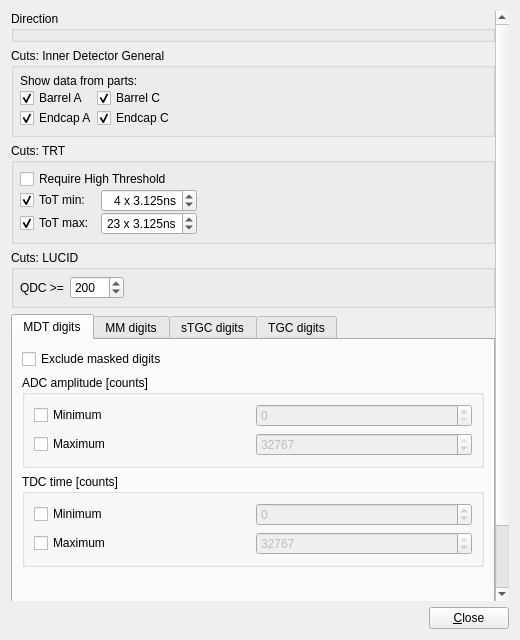
Old version of the form graphics/VP1/VP1Systems/VP1RawDataSystems/src/rawdata_settings_cuts_form.ui in the repository ATLAS-experiment/athena.
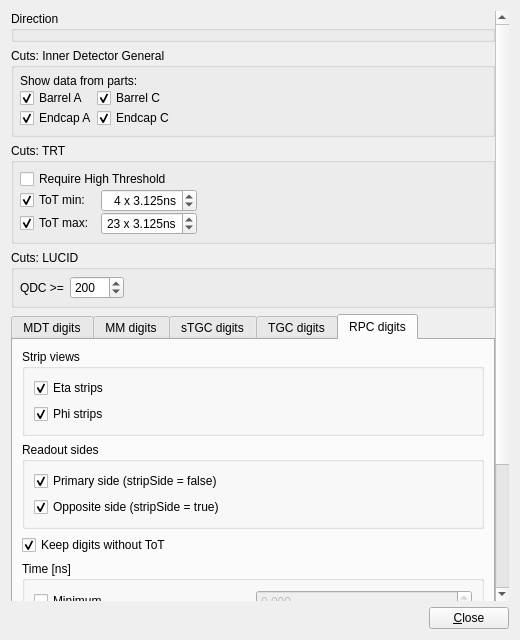
New version of the form. The open tabs and pages were chosen to show the change. Custom widgets are drawn as their Qt base class.

Commit message:
Add dedicated cuts to VP1 for RPC digits visualization
Add an RPC cuts tab with strip-view and readout-side selections,
inclusive time and ToT ranges, and optional retention of digits
without ToT measurements.

Save settings with backwards-compatible defaults and add
cut regression tests.

Patch:
```diff
--- a/graphics/VP1/VP1Systems/VP1RawDataSystems/src/rawdata_settings_cuts_form.ui
+++ b/graphics/VP1/VP1Systems/VP1RawDataSystems/src/rawdata_settings_cuts_form.ui
@@ -918,6 +918,225 @@
           </item>
          </layout>
         </widget>
+<widget class="QWidget" name="tab_rpcDigits">
+         <attribute name="title">
+          <string>RPC digits</string>
+         </attribute>
+         <layout class="QVBoxLayout" name="rpcDigitsLayout">
+          <item>
+           <widget class="QGroupBox" name="group_rpcShowEta">
+            <property name="title">
+             <string>Strip views</string>
+            </property>
+            <layout class="QVBoxLayout" name="layout_rpcShowEta">
+             <item>
+              <widget class="QCheckBox" name="checkBox_rpcShowEta">
+               <property name="text">
+                <string>Eta strips</string>
+               </property>
+               <property name="checked">
+                <bool>true</bool>
+               </property>
+              </widget>
+             </item>
+             <item>
+              <widget class="QCheckBox" name="checkBox_rpcShowPhi">
+               <property name="text">
+                <string>Phi strips</string>
+               </property>
+               <property name="checked">
+                <bool>true</bool>
+               </property>
+              </widget>
+             </item>
+            </layout>
+           </widget>
+          </item>
+          <item>
+           <widget class="QGroupBox" name="group_rpcShowPrimarySide">
+            <property name="title">
+             <string>Readout sides</string>
+            </property>
+            <layout class="QVBoxLayout" name="layout_rpcShowPrimarySide">
+             <item>
+              <widget class="QCheckBox" name="checkBox_rpcShowPrimarySide">
+               <property name="text">
+                <string>Primary side (stripSide = false)</string>
+               </property>
+               <property name="checked">
+                <bool>true</bool>
+               </property>
+              </widget>
+             </item>
+             <item>
+              <widget class="QCheckBox" name="checkBox_rpcShowOppositeSide">
+               <property name="text">
+                <string>Opposite side (stripSide = true)</string>
+               </property>
+               <property name="checked">
+                <bool>true</bool>
+               </property>
+              </widget>
+             </item>
+            </layout>
+           </widget>
+          </item>
+          <item>
+           <widget class="QCheckBox" name="checkBox_rpcKeepMissingToT">
+            <property name="text">
+             <string>Keep digits without ToT</string>
+            </property>
+            <property name="checked">
+             <bool>true</bool>
+            </property>
+            <property name="toolTip">
+             <string>Negative ToT means no measurement (typically legacy RPC digits). While checked, these digits bypass the ToT range, but all other cuts still apply. Uncheck to require a ToT measurement. An inverted range rejects all digits.</string>
+            </property>
+           </widget>
+          </item>
+          <item>
+           <widget class="QGroupBox" name="group_rpcAllowedTime">
+            <property name="title">
+             <string>Time [ns]</string>
+            </property>
+            <property name="toolTip">
+             <string>Inclusive bounds. Unchecked bounds are unrestricted. If minimum exceeds maximum, no digits pass. Values are compared directly with the stored digit fields.</string>
+            </property>
+            <layout class="QGridLayout" name="layout_rpcAllowedTime">
+             <item row="0" column="0">
+              <widget class="QCheckBox" name="checkBox_rpcAllowedTimeMin">
+               <property name="text">
+                <string>Minimum</string>
+               </property>
+              </widget>
+             </item>
+             <item row="0" column="1">
+              <widget class="QDoubleSpinBox" name="spinBox_rpcAllowedTimeMin">
+               <property name="enabled">
+                <bool>false</bool>
+               </property>
+               <property name="decimals">
+                <number>3</number>
+               </property>
+               <property name="minimum">
+                <double>-1000000000.000</double>
+               </property>
+               <property name="maximum">
+                <double>1000000000.000</double>
+               </property>
+               <property name="value">
+                <double>0.000</double>
+               </property>
+              </widget>
+             </item>
+             <item row="1" column="0">
+              <widget class="QCheckBox" name="checkBox_rpcAllowedTimeMax">
+               <property name="text">
+                <string>Maximum</string>
+               </property>
+              </widget>
+             </item>
+             <item row="1" column="1">
+              <widget class="QDoubleSpinBox" name="spinBox_rpcAllowedTimeMax">
+               <property name="enabled">
+                <bool>false</bool>
+               </property>
+               <property name="decimals">
+                <number>3</number>
+               </property>
+               <property name="minimum">
+                <double>-1000000000.000</double>
+               </property>
+               <property name="maximum">
+                <double>1000000000.000</double>
+               </property>
+               <property name="value">
+                <double>1000.000</double>
+               </property>
+              </widget>
+             </item>
+            </layout>
+           </widget>
+          </item>
+          <item>
+           <widget class="QGroupBox" name="group_rpcAllowedToT">
+            <property name="title">
+             <string>Time over threshold [ns]</string>
+            </property>
+            <property name="toolTip">
+             <string>Inclusive bounds. Unchecked bounds are unrestricted. If minimum exceeds maximum, no digits pass. Values are compared directly with the stored digit fields.</string>
+            </property>
+            <layout class="QGridLayout" name="layout_rpcAllowedToT">
+             <item row="0" column="0">
+              <widget class="QCheckBox" name="checkBox_rpcAllowedToTMin">
+               <property name="text">
+                <string>Minimum</string>
+               </property>
+              </widget>
+             </item>
+             <item row="0" column="1">
+              <widget class="QDoubleSpinBox" name="spinBox_rpcAllowedToTMin">
+               <property name="enabled">
+                <bool>false</bool>
+               </property>
+               <property name="decimals">
+                <number>3</number>
+               </property>
+               <property name="minimum">
+                <double>0.000</double>
+               </property>
+               <property name="maximum">
+                <double>1000000000.000</double>
+               </property>
+               <property name="value">
+                <double>0.000</double>
+               </property>
+              </widget>
+             </item>
+             <item row="1" column="0">
+              <widget class="QCheckBox" name="checkBox_rpcAllowedToTMax">
+               <property name="text">
+                <string>Maximum</string>
+               </property>
+              </widget>
+             </item>
+             <item row="1" column="1">
+              <widget class="QDoubleSpinBox" name="spinBox_rpcAllowedToTMax">
+               <property name="enabled">
+                <bool>false</bool>
+               </property>
+               <property name="decimals">
+                <number>3</number>
+               </property>
+               <property name="minimum">
+                <double>0.000</double>
+               </property>
+               <property name="maximum">
+                <double>1000000000.000</double>
+               </property>
+               <property name="value">
+                <double>1000.000</double>
+               </property>
+              </widget>
+             </item>
+            </layout>
+           </widget>
+          </item>
+          <item>
+           <spacer name="rpcBottomSpacer">
+            <property name="orientation">
+             <enum>Qt::Vertical</enum>
+            </property>
+            <property name="sizeHint" stdset="0">
+             <size>
+              <width>0</width>
+              <height>0</height>
+             </size>
+            </property>
+           </spacer>
+          </item>
+         </layout>
+        </widget>
 </widget>
        </item>
        <item>
```
The commit also changes 10 other files.
